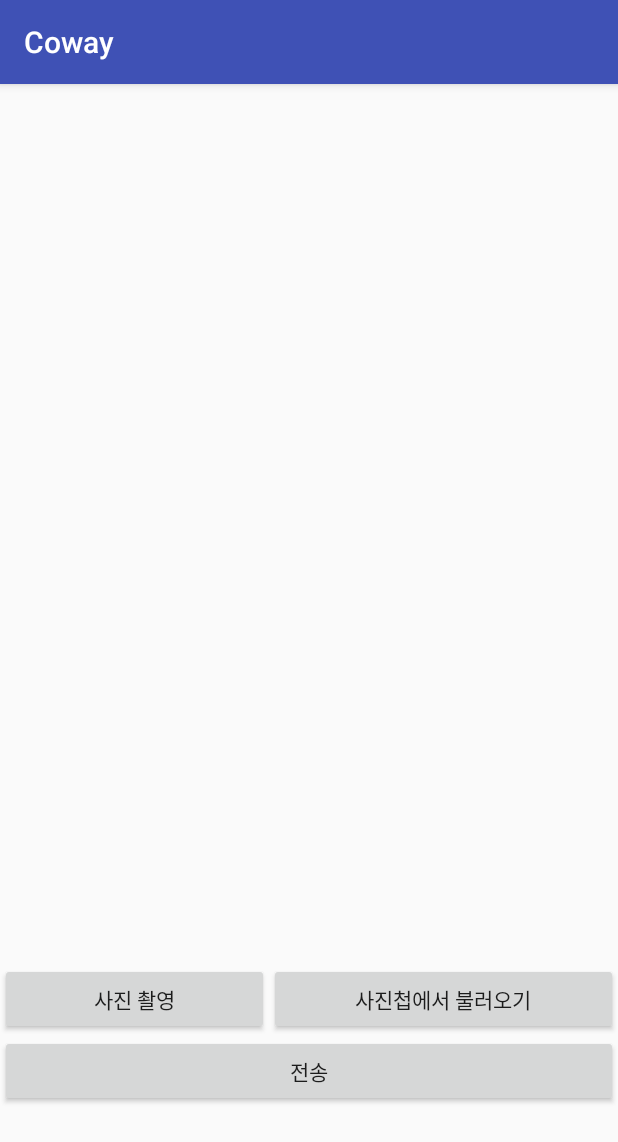
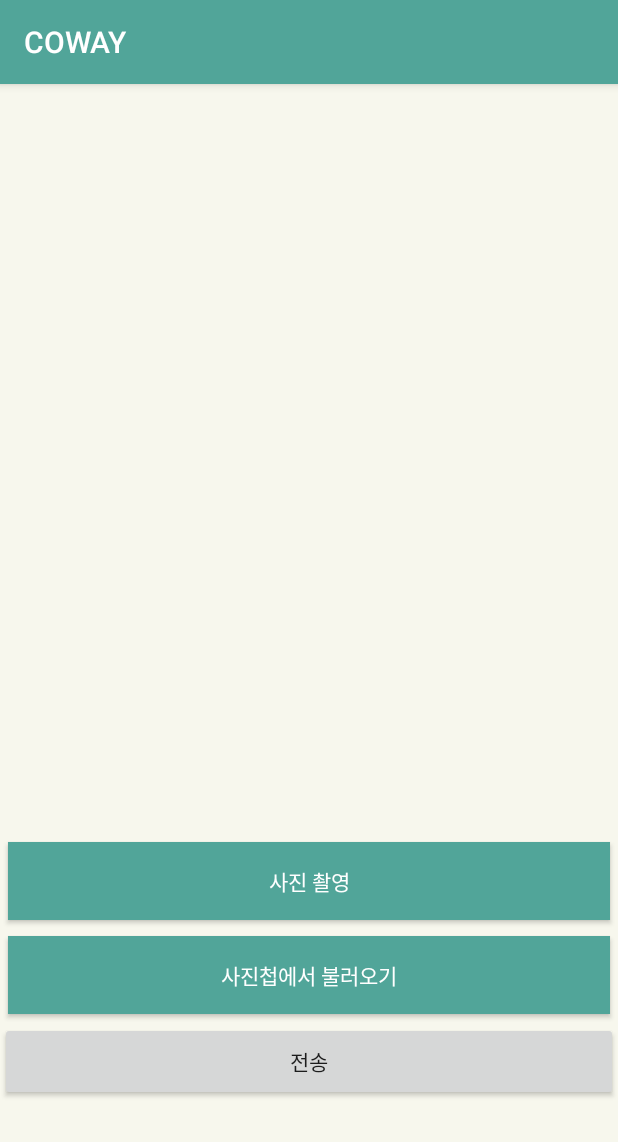
Before and after one commit to kookmin-sw/2018-cap1-2, an Android app: the screen it shows after launch (MainActivity), after a tap on "사진첩에서 불러오기", on a phone screen of 412 x 824 dp. Shown: the top 1142 px of the screen. Run offline under Robolectric (Android 15) with nearby library versions, the phone set to English and light mode, and no system bars.

Commit message:
Add splash & camera crop

```diff
--- a/app/src/main/AndroidManifest.xml
+++ b/app/src/main/AndroidManifest.xml
@@ -1,6 +1,13 @@
 <?xml version="1.0" encoding="utf-8"?>
 <manifest xmlns:android="http://schemas.android.com/apk/res/android"
     package="capstone2018.coway">
+
+    <!-- 외부 저장소 접근 권한 요청 -->
+    <uses-permission android:name="android.permission.WRITE_EXTERNAL_STORAGE" />
+    <uses-permission android:name="android.permission.WRITE_INTERNAL_STORAGE" />
+    <uses-permission android:name="android.permission.READ_EXTERNAL_STORAGE" />
+    <uses-permission android:name="android.permission.CAMERA" />
+    <uses-permission android:name="android.permission.INTERNET" />
 
     <application
         android:allowBackup="true"
@@ -9,13 +16,16 @@
         android:roundIcon="@mipmap/ic_launcher_round"
         android:supportsRtl="true"
         android:theme="@style/AppTheme">
-        <activity android:name=".MainActivity">
+
+        <activity android:name=".MainActivity"
+        android:theme="@style/SplashTheme">
             <intent-filter>
                 <action android:name="android.intent.action.MAIN" />
 
                 <category android:name="android.intent.category.LAUNCHER" />
             </intent-filter>
         </activity>
+
 
         <provider
             android:name="android.support.v4.content.FileProvider"
@@ -24,15 +34,9 @@
             android:grantUriPermissions="true">
             <meta-data
                 android:name="android.support.FILE_PROVIDER_PATHS"
-                android:resource="@xml/provider_paths"/>
+                android:resource="@xml/provider_paths" />
         </provider>
+
     </application>
 
-    <!-- 외부 저장소 접근 권한 요청 -->
-    <uses-permission android:name="android.permission.WRITE_EXTERNAL_STORAGE" />
-    <uses-permission android:name="android.permission.WRITE_INTERNAL_STORAGE" />
-    <uses-permission android:name="android.permission.READ_EXTERNAL_STORAGE" />
-    <uses-permission android:name="android.permission.CAMERA" />
-    <uses-permission android:name="android.permission.INTERNET"/>
-
 </manifest>
--- a/app/src/main/java/capstone2018/coway/MainActivity.java
+++ b/app/src/main/java/capstone2018/coway/MainActivity.java
@@ -54,6 +54,9 @@ public class MainActivity extends AppCompatActivity implements View.OnClickListe
 
     @Override
     protected void onCreate(Bundle savedInstanceState) {
+
+        setTheme(R.style.AppTheme);
+
         super.onCreate(savedInstanceState);
         setContentView(R.layout.activity_main);
 
@@ -102,7 +105,7 @@ public class MainActivity extends AppCompatActivity implements View.OnClickListe
                 makePictureFile());
 
         intent.putExtra(MediaStore.EXTRA_OUTPUT, photoURI);
-        startActivityForResult(intent, 3);
+        startActivityForResult(intent, 1);
     }
 
     /**
@@ -136,7 +139,7 @@ public class MainActivity extends AppCompatActivity implements View.OnClickListe
     private void choosePhoto(){
         Intent intent = new Intent(Intent.ACTION_PICK);
         intent.setType(MediaStore.Images.Media.CONTENT_TYPE);
-        startActivityForResult(intent, 3);
+        startActivityForResult(intent, 2);
         Log.d(TAG," select photo in the gallery");
     }
 
@@ -153,6 +156,7 @@ public class MainActivity extends AppCompatActivity implements View.OnClickListe
      * 이미지 범위 조정 - 수정필요
      */
     private void cropImage(){
+        Log.d("MainActivity","photoURI : " + photoURI);
         this.grantUriPermission("com.android.camera", photoURI,
                 Intent.FLAG_GRANT_WRITE_URI_PERMISSION | Intent.FLAG_GRANT_READ_URI_PERMISSION);
         Intent intent = new Intent("com.android.camera.action.CROP");
@@ -178,8 +182,9 @@ public class MainActivity extends AppCompatActivity implements View.OnClickListe
             File folder = new File(Environment.getExternalStorageDirectory() + "/test/");
             File tempFile = new File(folder.toString(), croppedFileName.getName());
 
-            photoURI = FileProvider.getUriForFile(this,
-                    "com.example.test.provider", tempFile);
+            photoURI = FileProvider.getUriForFile(MainActivity.this,
+                    BuildConfig.APPLICATION_ID + ".provider",
+                    makePictureFile());
 
             intent.addFlags(Intent.FLAG_GRANT_READ_URI_PERMISSION);
             intent.addFlags(Intent.FLAG_GRANT_WRITE_URI_PERMISSION);
@@ -212,7 +217,7 @@ public class MainActivity extends AppCompatActivity implements View.OnClickListe
 
         //카메라에서 촬영
         if (requestCode == 1) {
-            //cropImage();
+            cropImage();
 
             // 찍힌 사진을 "갤러리" 앱에 추가
             Intent mediaScanIntent = new Intent( Intent.ACTION_MEDIA_SCANNER_SCAN_FILE );
--- /dev/null
+++ b/app/src/main/res/drawable/splash.xml
@@ -0,0 +1,9 @@
+<?xml version="1.0" encoding="utf-8"?>
+<layer-list xmlns:android="http://schemas.android.com/apk/res/android">
+    <item android:drawable="@color/coway_background"/>
+    <item>
+        <bitmap
+            android:gravity="center"
+            android:src="@mipmap/coway_logo1"/>
+    </item>
+</layer-list>
--- a/app/src/main/res/layout/activity_main.xml
+++ b/app/src/main/res/layout/activity_main.xml
@@ -4,6 +4,7 @@
     xmlns:tools="http://schemas.android.com/tools"
     android:layout_width="match_parent"
     android:layout_height="match_parent"
+    android:background="@color/coway_background"
     tools:context="capstone2018.coway.MainActivity">
 
     <LinearLayout
@@ -18,31 +19,38 @@
         <ImageView
             android:id="@+id/photoView"
             android:layout_width="match_parent"
-            android:layout_height="500dp" />
+            android:layout_height="400dp"
+            android:layout_margin="5sp"/>
 
         <LinearLayout
             android:layout_width="match_parent"
-            android:layout_height="wrap_content"
+            android:layout_height="178dp"
             android:orientation="vertical">
+
+            <Button
+                android:id="@+id/photoBtn"
+                android:layout_width="match_parent"
+                android:layout_height="wrap_content"
+                android:layout_margin="5sp"
+                android:layout_weight="1"
+                android:background="@color/coway_main"
+                android:text="사진 촬영"
+                android:textColor="@color/white" />
+
+            <Button
+                android:id="@+id/galleryBtn"
+                android:layout_width="match_parent"
+                android:layout_height="wrap_content"
+                android:layout_margin="5sp"
+                android:layout_weight="1"
+                android:background="@color/coway_main"
+                android:text="사진첩에서 불러오기"
+                android:textColor="@color/white" />
 
             <LinearLayout
                 android:layout_width="match_parent"
                 android:layout_height="wrap_content"
                 android:orientation="horizontal">
-
-                <Button
-                    android:id="@+id/photoBtn"
-                    android:layout_width="wrap_content"
-                    android:layout_height="wrap_content"
-                    android:layout_weight="1"
-                    android:text="사진 촬영" />
-
-                <Button
-                    android:id="@+id/galleryBtn"
-                    android:layout_width="wrap_content"
-                    android:layout_height="wrap_content"
-                    android:layout_weight="1"
-                    android:text="사진첩에서 불러오기" />
 
             </LinearLayout>
 
--- a/app/src/main/res/values/colors.xml
+++ b/app/src/main/res/values/colors.xml
@@ -3,4 +3,8 @@
     <color name="colorPrimary">#3F51B5</color>
     <color name="colorPrimaryDark">#303F9F</color>
     <color name="colorAccent">#FF4081</color>
+    <color name="coway_background">#f7f7ed</color>
+    <color name="coway_main">#51a599</color>
+    <color name="coway_point">#3f847a</color>
+    <color name="white">#ffffff</color>
 </resources>
--- a/app/src/main/res/values/strings.xml
+++ b/app/src/main/res/values/strings.xml
@@ -1,3 +1,3 @@
 <resources>
-    <string name="app_name">Coway</string>
+    <string name="app_name">COWAY</string>
 </resources>
--- a/app/src/main/res/values/styles.xml
+++ b/app/src/main/res/values/styles.xml
@@ -3,9 +3,14 @@
     <!-- Base application theme. -->
     <style name="AppTheme" parent="Theme.AppCompat.Light.DarkActionBar">
         <!-- Customize your theme here. -->
-        <item name="colorPrimary">@color/colorPrimary</item>
-        <item name="colorPrimaryDark">@color/colorPrimaryDark</item>
+        <item name="colorPrimary">@color/coway_main</item>
+        <item name="colorPrimaryDark">@color/coway_point</item>
         <item name="colorAccent">@color/colorAccent</item>
+
+    </style>
+
+    <style name="SplashTheme" parent="AppTheme">
+        <item name="android:windowBackground">@drawable/splash</item>
     </style>
 
 </resources>
```
Also changed, not shown: app/src/main/res/mipmap-xxhdpi/coway_logo1.png (added), 2 other files.
